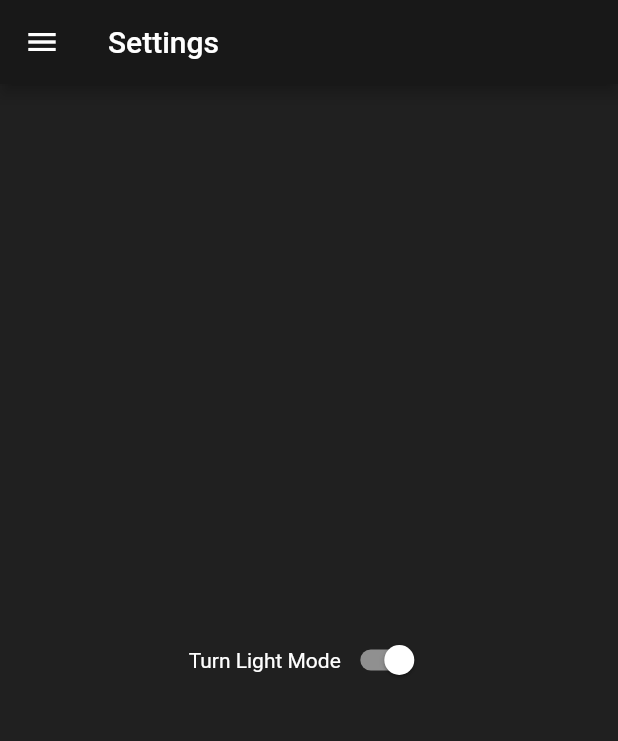
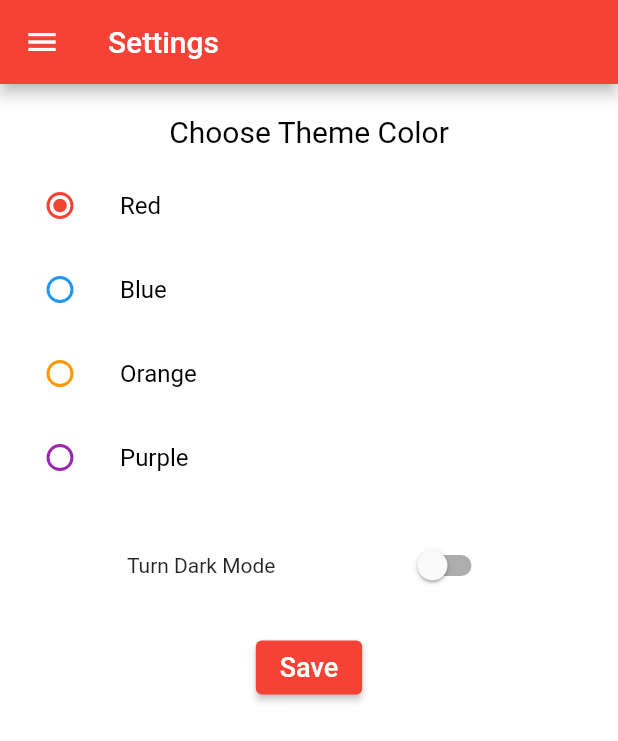
Before and after one commit to elchinabraham/news, a Flutter app: the SettingsScreen screen opened by its route, on a phone screen of 412 x 824 dp. Shown: the top 741 px of the screen. Run offline on Flutter 3.47's test engine with Material 2 defaults, Android fonts, the phone set to English and light mode, and no system bars; our stand-ins replace shared_preferences; accounts and stored records are empty; network calls fail.

Commit message:
2022.04.27 13:50

```diff
--- a/lib/main.dart
+++ b/lib/main.dart
@@ -1,5 +1,6 @@
 // ignore_for_file: sized_box_for_whitespace, avoid_unnecessary_containers, use_key_in_widget_constructors
 import 'package:flutter/material.dart';
+import 'package:news/models/utils.dart';
 import 'package:news/screens/about_screen.dart';
 import 'package:news/screens/categories_screen.dart';
 import 'package:news/screens/contact_screen.dart';
@@ -15,6 +16,8 @@ void main() {
 class MyApp extends StatelessWidget {
   @override
   Widget build(BuildContext context) {
+    Utils.getSystemMode();
+    Utils.getAppBarColor();
     return MaterialApp(
       debugShowCheckedModeBanner: false,
       title: 'Flutter Demo',
--- /dev/null
+++ b/lib/models/custom_color.dart
@@ -0,0 +1,8 @@
+// ignore_for_file: constant_identifier_names
+
+enum CustomColor {
+  Blue,
+  Red,
+  Purple,
+  Orange,
+}
--- a/lib/models/utils.dart
+++ b/lib/models/utils.dart
@@ -1,23 +1,101 @@
 import 'package:flutter/material.dart';
+import 'package:news/models/custom_color.dart';
 import 'package:news/models/mode.dart';
+import 'package:shared_preferences/shared_preferences.dart';
 
 class Utils {
   static Color mainColor = const Color.fromRGBO(32, 32, 32, 1);
   static Color appBarColor = const Color.fromRGBO(24, 24, 24, 1);
   static Color textColor = Colors.white;
-  static Color iconColor = const Color.fromRGBO(100, 100, 100, 1);
+  static Color iconColor = Colors.white;
   static Color buttonColor = Colors.grey;
   static Mode appMode = Mode.Dark;
-  static void convertLightMode() {
+
+  static Future<void> getSystemMode() async {
+    final prefs = await SharedPreferences.getInstance();
+    final systemMode = prefs.getString('mode');
+    print(systemMode);
+    if (systemMode == null || systemMode == 'l' || systemMode == '0') {
+      convertLightMode();
+    } else {
+      convertDarkMode();
+    }
+  }
+
+  static Future<void> getAppBarColor() async {
+    final prefs = await SharedPreferences.getInstance();
+    final c = prefs.getString('appBarColor');
+    if (c != null) {
+      switch (c) {
+        case "b":
+          appBarColor = Colors.blue;
+          break;
+        case "r":
+          appBarColor = Colors.red;
+          break;
+        case "p":
+          appBarColor = Colors.purple;
+          break;
+        case "o":
+          appBarColor = Colors.orange;
+          break;
+      }
+    } else {
+      if (appMode == Mode.Light) {
+        appBarColor = Colors.red;
+      } else {
+        appBarColor = const Color.fromRGBO(24, 24, 24, 1);
+      }
+    }
+  }
+
+  static Future<void> changeAppBarColor(CustomColor customColor) async {
+    switch (customColor) {
+      case CustomColor.Blue:
+        appBarColor = Colors.blue;
+        break;
+      case CustomColor.Red:
+        appBarColor = Colors.red;
+        break;
+      case CustomColor.Purple:
+        appBarColor = Colors.purple;
+        break;
+      case CustomColor.Orange:
+        appBarColor = Colors.orange;
+        break;
+    }
+  }
+
+  static Future<void> saveAppBarColor(CustomColor customColor) async {
+    final prefs = await SharedPreferences.getInstance();
+    String _color;
+    switch (customColor) {
+      case CustomColor.Blue:
+        _color = "b";
+        break;
+      case CustomColor.Red:
+        _color = "r";
+        break;
+      case CustomColor.Purple:
+        _color = "p";
+        break;
+      case CustomColor.Orange:
+        _color = "o";
+        break;
+    }
+    prefs.setString('appBarColor', _color);
+  }
+
+  static Future<void> convertLightMode() async {
     appBarColor = Colors.red;
     mainColor = Colors.white;
     textColor = Colors.black;
     iconColor = const Color.fromRGBO(100, 100, 100, 1);
     appMode = Mode.Light;
-    buttonColor = Colors.red;
+    buttonColor = appBarColor;
   }
 
-  static void convertDarkMode() {
+  static Future<void> convertDarkMode() async {
     appBarColor = const Color.fromRGBO(24, 24, 24, 1);
     mainColor = const Color.fromRGBO(32, 32, 32, 1);
     textColor = Colors.white;
@@ -25,4 +103,10 @@ class Utils {
     appMode = Mode.Dark;
     buttonColor = Colors.grey;
   }
+
+  static Future<void> saveSystemMode() async {
+    final prefs = await SharedPreferences.getInstance();
+    prefs.setString('mode', appMode == Mode.Dark ? 'd' : 'l');
+    print(appMode);
+  }
 }
--- a/lib/screens/contact_screen.dart
+++ b/lib/screens/contact_screen.dart
@@ -119,7 +119,7 @@ class ContactScreen extends StatelessWidget {
                 height: 45,
                 child: ElevatedButton(
                   style: ElevatedButton.styleFrom(
-                    primary: Utils.buttonColor,
+                    primary: Utils.appBarColor,
                   ),
                   onPressed: () {},
                   child: const Text(
--- a/lib/screens/settings_screen.dart
+++ b/lib/screens/settings_screen.dart
@@ -1,4 +1,7 @@
+// ignore_for_file: prefer_const_constructors
+
 import 'package:flutter/material.dart';
+import 'package:news/models/custom_color.dart';
 import 'package:news/models/mode.dart';
 import 'package:news/models/screens.dart';
 import 'package:news/models/utils.dart';
@@ -13,6 +16,29 @@ class SettingsScreen extends StatefulWidget {
 
 class _SettingsScreenState extends State<SettingsScreen> {
   bool darkMode = Utils.appMode == Mode.Dark;
+  CustomColor? selectedColor = CustomColor.Red;
+  void _changeAppBarColor(CustomColor customColor) {
+    if (!darkMode) {
+      Utils.convertLightMode();
+    } else {
+      Utils.convertDarkMode();
+    }
+
+    switch (customColor) {
+      case CustomColor.Blue:
+        Utils.appBarColor = Colors.blue;
+        break;
+      case CustomColor.Red:
+        Utils.appBarColor = Colors.red;
+        break;
+      case CustomColor.Purple:
+        Utils.appBarColor = Colors.purple;
+        break;
+      case CustomColor.Orange:
+        Utils.appBarColor = Colors.orange;
+        break;
+    }
+  }
 
   @override
   Widget build(BuildContext context) {
@@ -23,15 +49,109 @@ class _SettingsScreenState extends State<SettingsScreen> {
         backgroundColor: Utils.appBarColor,
       ),
       drawer: MainDrawer(Screens.Settings),
-      body: Center(
-        child: Row(
-          mainAxisAlignment: MainAxisAlignment.center,
+      body: Column(
+        children: [
+          const SizedBox(height: 20),
+          Text(
+            'Choose Theme Color',
+            style: TextStyle(
+              color: Utils.textColor,
+              fontSize: 20,
+            ),
+          ),
+          const SizedBox(height: 10),
+          Column(
+            children: <Widget>[
+              ListTile(
+                title: Text(
+                  'Red',
+                  style: TextStyle(
+                    color: Utils.textColor,
+                  ),
+                ),
+                leading: Radio<CustomColor>(
+                  fillColor:
+                      MaterialStateColor.resolveWith((states) => Colors.red),
+                  value: CustomColor.Red,
+                  groupValue: selectedColor,
+                  onChanged: (CustomColor? value) {
+                    setState(() {
+                      selectedColor = value;
+                      Utils.changeAppBarColor(selectedColor as CustomColor);
+                    });
+                  },
+                ),
+              ),
+              ListTile(
+                title: Text(
+                  'Blue',
+                  style: TextStyle(
+                    color: Utils.textColor,
+                  ),
+                ),
+                leading: Radio<CustomColor>(
+                  fillColor:
+                      MaterialStateColor.resolveWith((states) => Colors.blue),
+                  value: CustomColor.Blue,
+                  groupValue: selectedColor,
+                  onChanged: (CustomColor? value) {
+                    setState(() {
+                      selectedColor = value;
+                      Utils.changeAppBarColor(selectedColor as CustomColor);
+                    });
+                  },
+                ),
+              ),
+              ListTile(
+                title: Text(
+                  'Orange',
+                  style: TextStyle(
+                    color: Utils.textColor,
+                  ),
+                ),
+                leading: Radio<CustomColor>(
+                  fillColor:
+                      MaterialStateColor.resolveWith((states) => Colors.orange),
+                  value: CustomColor.Orange,
+                  groupValue: selectedColor,
+                  onChanged: (CustomColor? value) {
+                    setState(() {
+                      selectedColor = value;
+                      Utils.changeAppBarColor(selectedColor as CustomColor);
+                    });
+                  },
+                ),
+              ),
+              ListTile(
+                title: Text(
+                  'Purple',
+                  style: TextStyle(
+                    color: Utils.textColor,
+                  ),
+                ),
+                leading: Radio<CustomColor>(
+                  fillColor:
+                      MaterialStateColor.resolveWith((states) => Colors.purple),
+                  value: CustomColor.Purple,
+                  groupValue: selectedColor,
+                  onChanged: (CustomColor? value) {
+                    setState(() {
+                      selectedColor = value;
+                      Utils.changeAppBarColor(selectedColor as CustomColor);
+                    });
+                  },
+                ),
+              ),
+              const SizedBox(height: 20),
+              Row(
+                mainAxisAlignment: MainAxisAlignment.spaceEvenly,
                 children: <Widget>[
                   if (Utils.appMode == Mode.Dark)
                     const Text(
                       'Turn Light Mode',
                       style: TextStyle(
                         color: Colors.white,
+                        fontSize: 16,
                       ),
                     )
                   else
@@ -41,16 +161,33 @@ class _SettingsScreenState extends State<SettingsScreen> {
                     onChanged: (e) {
                       setState(() {
                         darkMode = e;
-                  if (!darkMode) {
+                        if (darkMode) {
+                          Utils.convertDarkMode();
+                        } else {
                           Utils.convertLightMode();
-                  } else {
-                    Utils.convertDarkMode();
                         }
                       });
                     },
                   ),
                 ],
               ),
+              const SizedBox(height: 20),
+              ElevatedButton(
+                style: ElevatedButton.styleFrom(
+                  primary: Utils.appBarColor,
+                ),
+                onPressed: () {
+                  Utils.saveAppBarColor(selectedColor as CustomColor);
+                  Utils.saveSystemMode();
+                },
+                child: const Text(
+                  'Save',
+                  style: TextStyle(fontSize: 18),
+                ),
+              ),
+            ],
+          )
+        ],
       ),
     );
   }
--- a/pubspec.yaml
+++ b/pubspec.yaml
@@ -30,6 +30,7 @@ dependencies:
   flutter:
     sdk: flutter
   provider: ^6.0.2
+  shared_preferences: ^2.0.13
 
 
   # The following adds the Cupertino Icons font to your application.
```
Also changed, not shown: pubspec.lock. Lines whose indentation alone changed are shown as unchanged.
